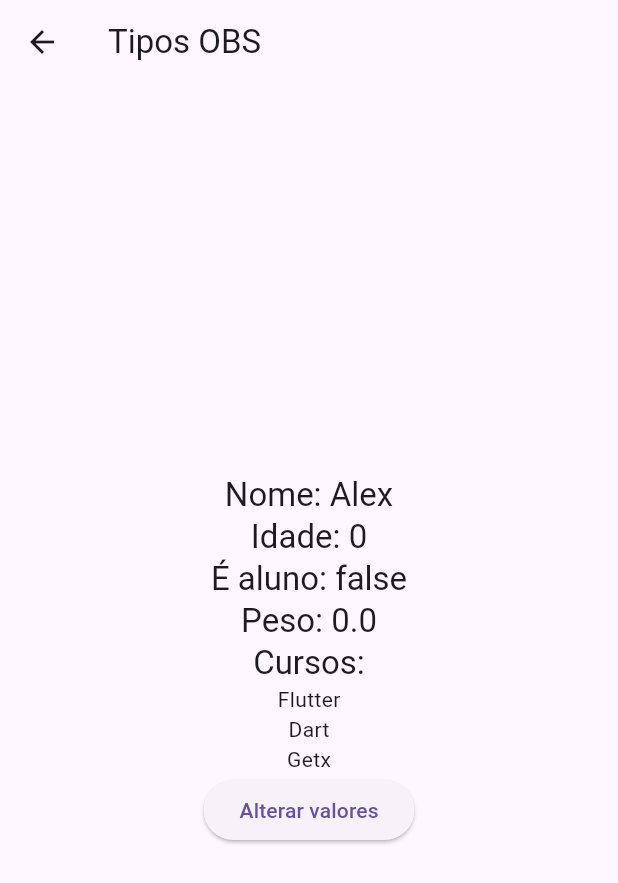
After one commit to alexlsilva7/academia-do-flutter-training, a Flutter app: the TiposObsPage screen opened by its route, on a phone screen of 412 x 824 dp. The commit adds this screen. Shown: the top 883 px of the screen. Run offline on Flutter 3.47's test engine with Material 2 defaults, Android fonts, the phone set to English and light mode, and no system bars; our stand-ins replace get.

Commit message:
extensions para reatividade do getx

```diff
--- a/Flutter/getx/get_iniciando/lib/home_page.dart
+++ b/Flutter/getx/get_iniciando/lib/home_page.dart
@@ -38,6 +38,12 @@ class HomePage extends StatelessWidget {
               },
               child: const Text('Tipos Reativos Genéricos NULOS'),
             ),
+            TextButton(
+              onPressed: () {
+                Get.toNamed('/tipos/obs');
+              },
+              child: const Text('Tipos OBS'),
+            ),
           ],
         ),
       ),
--- a/Flutter/getx/get_iniciando/lib/main.dart
+++ b/Flutter/getx/get_iniciando/lib/main.dart
@@ -3,6 +3,7 @@ import 'package:get/get.dart';
 import 'package:get_iniciando/home_page.dart';
 import 'package:get_iniciando/pages/basico/reatividade_page.dart';
 import 'package:get_iniciando/pages/page_not_found_page.dart';
+import 'package:get_iniciando/pages/tipos/tipos_obs_page.dart';
 import 'package:get_iniciando/pages/tipos/tipos_reativos_genericos_page.dart';
 import 'package:get_iniciando/pages/tipos/tipos_reativos_genericos_nulos_page.dart';
 import 'package:get_iniciando/pages/tipos/tipos_reativos_page.dart';
@@ -44,6 +45,7 @@ class MyApp extends StatelessWidget {
         GetPage(
             name: '/tipos/reativos_genericos_nulos',
             page: () => TiposReativosGenericosNulosPage()),
+        GetPage(name: '/tipos/obs', page: () => TiposObsPage()),
       ],
     );
   }
--- /dev/null
+++ b/Flutter/getx/get_iniciando/lib/pages/tipos/tipos_obs_page.dart
@@ -0,0 +1,64 @@
+import 'package:flutter/material.dart';
+import 'package:get/get.dart';
+
+class TiposObsPage extends StatelessWidget {
+  final nome = 'Alex'.obs;
+  final idade = 0.obs;
+  final isAluno = false.obs;
+  final peso = 0.0.obs;
+  final cursos = <String>['Flutter', 'Dart', 'Getx'].obs;
+  TiposObsPage({Key? key}) : super(key: key);
+
+  @override
+  Widget build(BuildContext context) {
+    return Scaffold(
+      appBar: AppBar(
+        title: const Text('Tipos OBS'),
+      ),
+      body: Center(
+        child: Column(
+          mainAxisAlignment: MainAxisAlignment.center,
+          children: [
+            Obx(() => Text(
+                  'Nome: ${nome.value}',
+                  style: Theme.of(context).textTheme.titleLarge,
+                )),
+            Obx(() => Text(
+                  'Idade: ${idade.value}',
+                  style: Theme.of(context).textTheme.titleLarge,
+                )),
+            Obx(() => Text(
+                  'É aluno: ${isAluno.value}',
+                  style: Theme.of(context).textTheme.titleLarge,
+                )),
+            Obx(() => Text(
+                  'Peso: ${peso.value}',
+                  style: Theme.of(context).textTheme.titleLarge,
+                )),
+            Obx(
+              () => Column(
+                children: [
+                  Text(
+                    'Cursos:',
+                    style: Theme.of(context).textTheme.titleLarge,
+                  ),
+                  ...cursos.map(Text.new).toList(),
+                ],
+              ),
+            ),
+            ElevatedButton(
+              onPressed: () {
+                nome.value = 'João';
+                idade.value = 24;
+                isAluno.value = true;
+                peso.value = 75.5;
+                cursos.add('CURSO TESTE');
+              },
+              child: const Text('Alterar valores'),
+            ),
+          ],
+        ),
+      ),
+    );
+  }
+}
```
Also changed, not shown: 1 other file.
